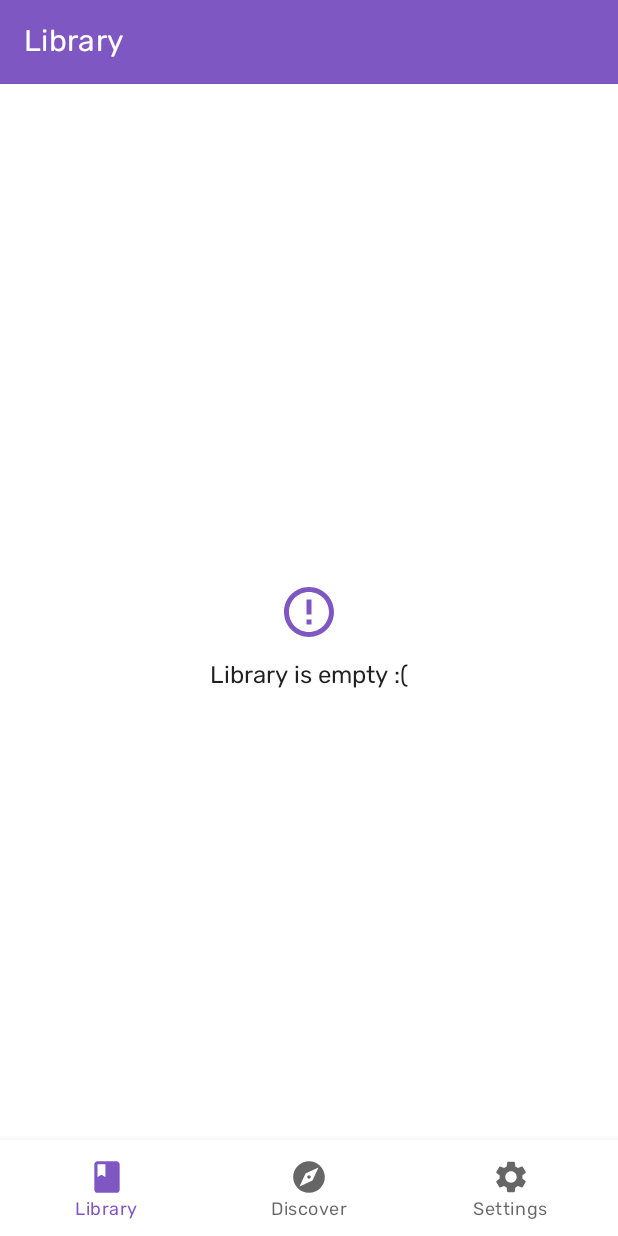
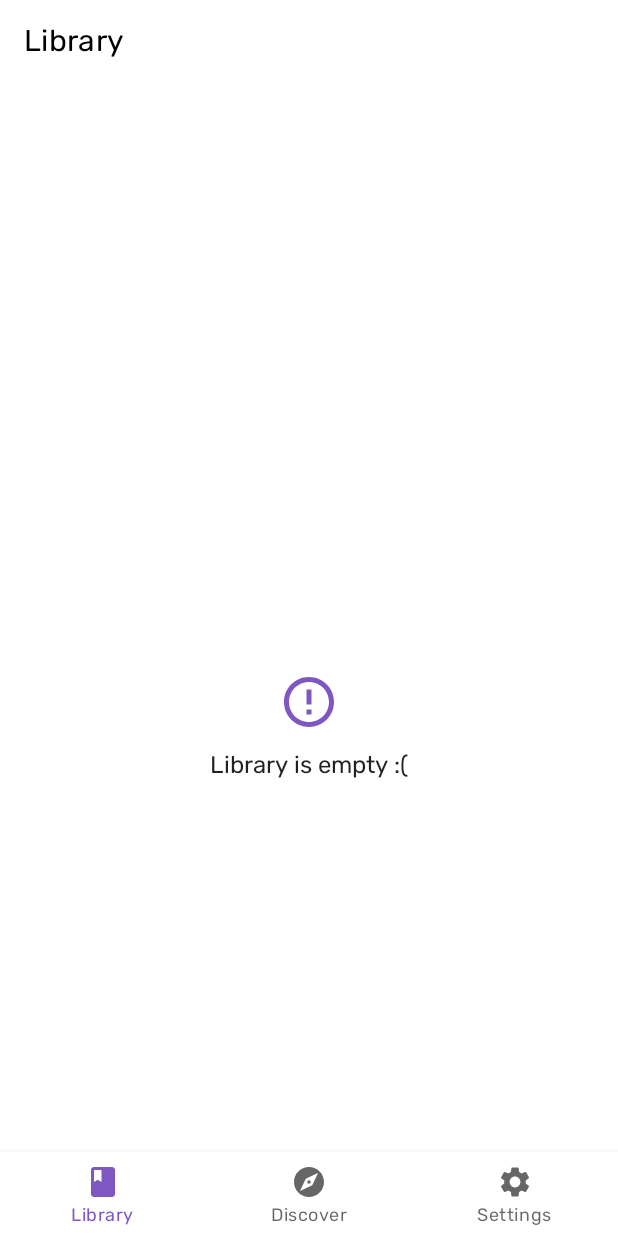
Before and after one commit to meh430/Woons, an Android app: the screen it shows after launch (MainActivity), on a phone screen of 412 x 824 dp. Run offline under Robolectric (Android 15) with nearby library versions, the phone set to English and light mode, and no system bars; our stand-ins replace Dagger/Hilt's generated code, Room's generated code, Timber, navigation-ui; pictures from the network do not load; 4 statements that could not run were skipped.

Commit message:
Fixes scrolling behaviour

```diff
--- a/app/build.gradle
+++ b/app/build.gradle
@@ -15,7 +15,7 @@ android {
 
     defaultConfig {
         applicationId "com.mehul.woons"
-        minSdkVersion 22
+        minSdkVersion 23
         targetSdkVersion 30
         versionCode 1
         versionName "1.0"
@@ -43,6 +43,7 @@ dependencies {
     implementation 'com.google.android.material:material:1.3.0'
     implementation 'androidx.constraintlayout:constraintlayout:2.0.4'
     implementation 'androidx.legacy:legacy-support-v4:1.0.0'
+    implementation 'androidx.coordinatorlayout:coordinatorlayout:1.1.0'
     testImplementation 'junit:junit:4.13.2'
     androidTestImplementation 'androidx.test.ext:junit:1.1.2'
     androidTestImplementation 'androidx.test.espresso:espresso-core:3.3.0'
--- a/app/src/main/AndroidManifest.xml
+++ b/app/src/main/AndroidManifest.xml
@@ -19,7 +19,7 @@
         <activity
             android:name=".MainActivity"
             android:configChanges="orientation|keyboardHidden"
-            android:theme="@style/Theme.Woons.ActionBar">
+            android:theme="@style/Theme.Woons.NoActionBar">
             <intent-filter>
                 <action android:name="android.intent.action.MAIN" />
 
--- a/app/src/main/java/com/mehul/woons/MainActivity.kt
+++ b/app/src/main/java/com/mehul/woons/MainActivity.kt
@@ -4,8 +4,6 @@ import android.os.Bundle
 import android.view.View
 import androidx.appcompat.app.AppCompatActivity
 import androidx.navigation.findNavController
-import androidx.navigation.ui.AppBarConfiguration
-import androidx.navigation.ui.setupActionBarWithNavController
 import androidx.navigation.ui.setupWithNavController
 import com.mehul.woons.databinding.ActivityMainBinding
 
@@ -43,14 +41,14 @@ class MainActivity : AppCompatActivity() {
             }
         }
 
-        val appBarConfiguration = AppBarConfiguration(
+        /*val appBarConfiguration = AppBarConfiguration(
             topLevelDestinationIds = setOf(
                 R.id.libraryFragment,
                 R.id.discoverFragment,
                 R.id.settingsFragment
             )
-        )
-        setupActionBarWithNavController(navController, appBarConfiguration)
+        )*/
+        //setupActionBarWithNavController(navController, appBarConfiguration)
     }
 
     override fun onSupportNavigateUp(): Boolean {
--- a/app/src/main/res/layout/activity_main.xml
+++ b/app/src/main/res/layout/activity_main.xml
@@ -1,18 +1,33 @@
 <?xml version="1.0" encoding="utf-8"?>
-<RelativeLayout xmlns:android="http://schemas.android.com/apk/res/android"
+<androidx.coordinatorlayout.widget.CoordinatorLayout xmlns:android="http://schemas.android.com/apk/res/android"
     xmlns:app="http://schemas.android.com/apk/res-auto"
-    xmlns:tools="http://schemas.android.com/tools"
+    android:layout_width="match_parent"
+    android:layout_height="match_parent">
+
+
+    <com.google.android.material.appbar.AppBarLayout
+        android:id="@+id/appbar"
+        android:layout_width="match_parent"
+        android:layout_height="wrap_content"
+        android:orientation="vertical"
+        app:elevation="0dp">
+
+        <include
+            android:id="@+id/toolbar"
+            layout="@layout/toolbar" />
+
+    </com.google.android.material.appbar.AppBarLayout>
+
+    <RelativeLayout
         android:layout_width="match_parent"
         android:layout_height="match_parent"
-    android:orientation="vertical"
-    tools:context=".MainActivity">
+        app:layout_behavior="@string/appbar_scrolling_view_behavior">
 
         <FrameLayout
             android:layout_width="match_parent"
             android:layout_height="match_parent"
-        android:layout_above="@id/bottomNavView"
-        app:layout_constraintBottom_toTopOf="@+id/bottomNavView"
-        app:layout_constraintTop_toTopOf="parent">
+            android:layout_centerInParent="true"
+            android:layout_centerHorizontal="true">
 
             <fragment
                 android:id="@+id/fragNavHost"
@@ -23,6 +38,13 @@
                 app:navGraph="@navigation/navigation" />
 
         </FrameLayout>
+    </RelativeLayout>
+
+
+    <RelativeLayout
+        android:layout_width="match_parent"
+        android:layout_height="match_parent"
+        app:layout_behavior="@string/hide_bottom_view_on_scroll_behavior">
 
         <com.google.android.material.bottomnavigation.BottomNavigationView
             android:id="@+id/bottomNavView"
@@ -30,10 +52,10 @@
             android:layout_width="match_parent"
             android:layout_height="wrap_content"
             android:layout_alignParentBottom="true"
+            android:layout_centerHorizontal="true"
             android:elevation="4dp"
-        android:padding="4dp"
-        app:itemIconSize="25dp"
-        app:layout_behavior="@string/hide_bottom_view_on_scroll_behavior"
+            app:itemIconSize="24dp"
+            app:layout_scrollFlags="scroll|enterAlways|snap"
             app:menu="@menu/bottom_bar" />
-
     </RelativeLayout>
+</androidx.coordinatorlayout.widget.CoordinatorLayout>
--- a/app/src/main/res/layout/fragment_library.xml
+++ b/app/src/main/res/layout/fragment_library.xml
@@ -5,6 +5,17 @@
     android:layout_width="match_parent"
     android:layout_height="match_parent"
     tools:context=".fragments.LibraryFragment">
+
+    <androidx.recyclerview.widget.RecyclerView
+        android:id="@+id/webtoonScroll"
+        android:layout_width="match_parent"
+        android:layout_height="match_parent"
+        android:layout_alignParentStart="true"
+        android:layout_alignParentTop="true"
+        android:clipToPadding="false"
+        android:orientation="vertical"
+        android:padding="4dp"
+        app:layout_behavior="@string/appbar_scrolling_view_behavior" />
 
     <include
         android:id="@+id/empty"
@@ -20,14 +31,5 @@
         android:layout_height="wrap_content"
         android:layout_centerInParent="true" />
 
-    <androidx.recyclerview.widget.RecyclerView
-        android:id="@+id/webtoonScroll"
-        android:padding="4dp"
-        android:layout_width="match_parent"
-        android:layout_height="match_parent"
-        android:layout_alignParentStart="true"
-        android:layout_alignParentTop="true"
-        android:clipToPadding="false"
-        android:orientation="vertical"
-        app:layout_behavior="@string/appbar_scrolling_view_behavior" />
+
 </RelativeLayout>
--- a/app/src/main/res/layout/toolbar.xml
+++ b/app/src/main/res/layout/toolbar.xml
@@ -3,5 +3,9 @@
     xmlns:app="http://schemas.android.com/apk/res-auto"
     android:id="@+id/toolbar"
     android:layout_width="match_parent"
-    android:layout_height="?attr/actionBarSize"
-    app:layout_scrollFlags="scroll|enterAlways" />
+    android:layout_height="wrap_content"
+    android:background="?android:attr/colorBackground"
+    android:elevation="0dp"
+    app:layout_scrollFlags="scroll|enterAlways|snap"
+    app:title="Library"
+    app:titleTextColor="?attr/colorOnSurface" />
--- a/app/src/main/res/layout/webtoon_item.xml
+++ b/app/src/main/res/layout/webtoon_item.xml
@@ -16,7 +16,7 @@
         <ImageView
             android:id="@+id/coverImage"
             android:layout_width="match_parent"
-            android:layout_height="260dp"
+            android:layout_height="240dp"
             android:contentDescription="IMAGE"
             android:scaleType="centerCrop"
             android:src="@drawable/ic_image" />
@@ -25,7 +25,10 @@
             android:id="@+id/title"
             android:layout_width="wrap_content"
             android:layout_height="wrap_content"
-            android:layout_margin="8dp"
+            android:layout_marginStart="8dp"
+            android:layout_marginTop="8dp"
+            android:layout_marginEnd="8dp"
+            android:layout_marginBottom="4dp"
             android:text="Webtoon Title"
             android:textColor="?attr/colorOnBackground"
             app:autoSizeMaxTextSize="100sp"
--- /dev/null
+++ b/app/src/main/res/values-night/colors.xml
@@ -0,0 +1,4 @@
+<?xml version="1.0" encoding="utf-8"?>
+<resources>
+    <color name="appBarColor">?attr/colorSurface</color>
+</resources>
--- a/app/src/main/res/values/colors.xml
+++ b/app/src/main/res/values/colors.xml
@@ -7,4 +7,5 @@
     <color name="teal_700">#FF018786</color>
     <color name="black">#FF000000</color>
     <color name="white">#FFFFFFFF</color>
+    <color name="appBarColor">?attr/colorPrimary</color>
 </resources>
--- a/app/src/main/res/values/themes.xml
+++ b/app/src/main/res/values/themes.xml
@@ -1,4 +1,4 @@
-<resources xmlns:tools="http://schemas.android.com/tools">
+<resources>
     <!-- Base application theme. -->
     <style name="Theme.Woons" parent="Theme.MaterialComponents.DayNight.DarkActionBar">
         <!-- Primary brand color. -->
@@ -10,7 +10,9 @@
         <item name="colorSecondaryVariant">#FFF176</item>
         <item name="colorOnSecondary">@color/black</item>
         <!-- Status bar color. -->
-        <item name="android:statusBarColor" tools:targetApi="l">?attr/colorPrimaryVariant</item>
+        <item name="android:windowLightStatusBar">true</item>
+
+        <item name="android:statusBarColor">@android:color/transparent</item>
         <!-- Customize your theme here. -->
         <item name="fontFamily">@font/rubik</item>
     </style>
```
Lines whose indentation alone changed are shown as unchanged.
